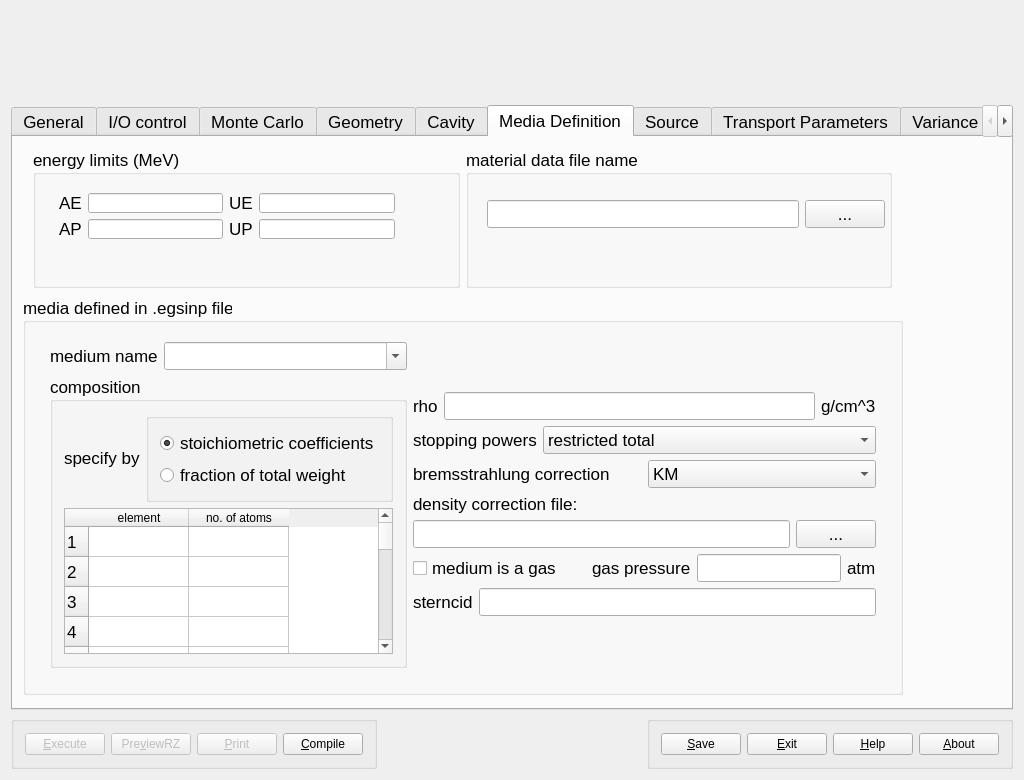
nrc-cnrc/EGSnrc, file HEN_HOUSE/gui/egs_inprz/ui/inputRZ.ui: the form before one commit.
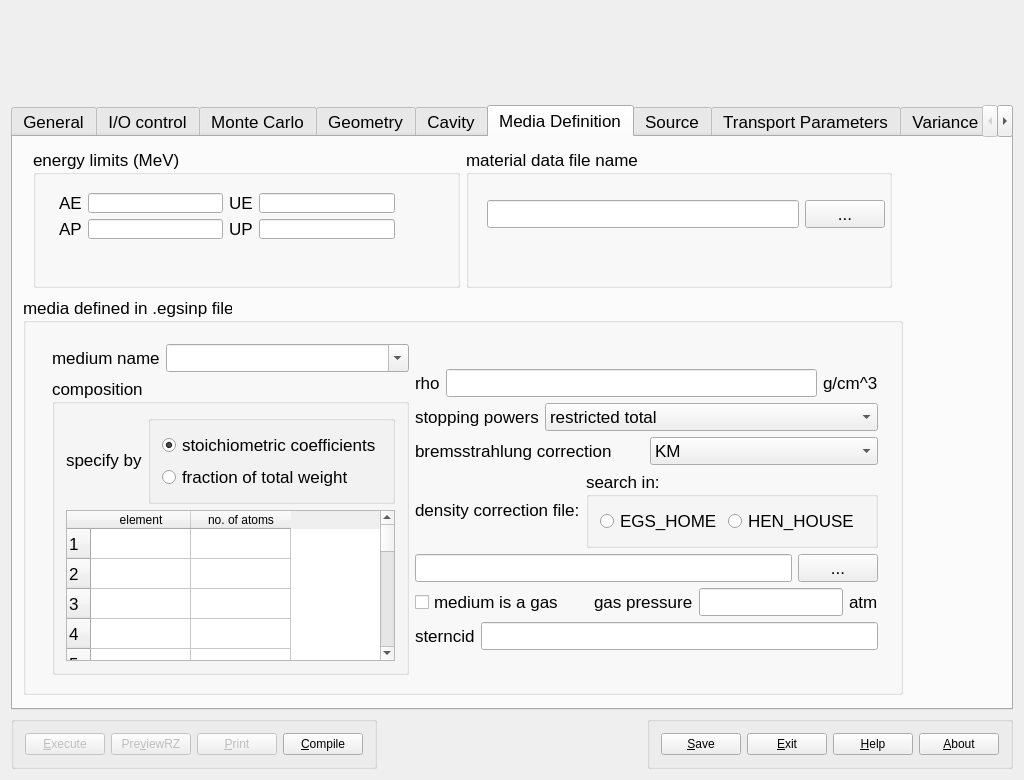
The form after the commit. The open tabs and pages were chosen to show the change.

The edit to the form file:
```diff
--- a/HEN_HOUSE/gui/egs_inprz/ui/inputRZ.ui
+++ b/HEN_HOUSE/gui/egs_inprz/ui/inputRZ.ui
@@ -5671,13 +5671,13 @@
        <widget class="QWidget" name="layoutWidget11">
         <property name="geometry">
          <rect>
-          <x>16</x>
-          <y>34</y>
+          <x>18</x>
+          <y>36</y>
           <width>848</width>
-          <height>348</height>
+          <height>353</height>
          </rect>
         </property>
-        <layout class="QHBoxLayout" name="horizontalLayout_19">
+        <layout class="QHBoxLayout" name="horizontalLayout_28">
          <item>
           <layout class="QVBoxLayout" name="verticalLayout_9">
            <item>
@@ -6054,7 +6054,7 @@
           </layout>
          </item>
          <item>
-          <layout class="QVBoxLayout" name="verticalLayout_10">
+          <layout class="QVBoxLayout" name="verticalLayout_37">
            <item>
             <spacer name="verticalSpacer_6">
              <property name="orientation">
@@ -6063,7 +6063,7 @@
              <property name="sizeHint" stdset="0">
               <size>
                <width>448</width>
-               <height>32</height>
+               <height>18</height>
               </size>
              </property>
             </spacer>
@@ -6196,16 +6196,66 @@
             </layout>
            </item>
            <item>
-            <layout class="QVBoxLayout">
+            <layout class="QVBoxLayout" name="verticalLayout_35">
              <item>
-              <widget class="QLabel" name="DFLabel">
-               <property name="text">
-                <string>density correction file:</string>
-               </property>
-               <property name="wordWrap">
-                <bool>false</bool>
-               </property>
-              </widget>
+              <layout class="QHBoxLayout" name="horizontalLayout_24">
+               <item>
+                <widget class="QLabel" name="DFLabel">
+                 <property name="text">
+                  <string>density correction file:</string>
+                 </property>
+                 <property name="wordWrap">
+                  <bool>false</bool>
+                 </property>
+                </widget>
+               </item>
+               <item>
+                <widget class="QGroupBox" name="df_searchButtonGroup">
+                 <property name="title">
+                  <string>search in:</string>
+                 </property>
+                 <layout class="QVBoxLayout" name="verticalLayout_10">
+                  <item>
+                   <layout class="QHBoxLayout" name="horizontalLayout_19">
+                    <item>
+                     <widget class="QRadioButton" name="df_egs_homeRadioButton">
+                      <property name="text">
+                       <string>EGS_HOME</string>
+                      </property>
+                      <attribute name="buttonGroup">
+                       <string notr="true">buttonGroup</string>
+                      </attribute>
+                     </widget>
+                    </item>
+                    <item>
+                     <widget class="QRadioButton" name="df_hen_houseRadioButton">
+                      <property name="text">
+                       <string>HEN_HOUSE</string>
+                      </property>
+                      <attribute name="buttonGroup">
+                       <string notr="true">buttonGroup</string>
+                      </attribute>
+                     </widget>
+                    </item>
+                    <item>
+                     <spacer name="horizontalSpacer_6">
+                      <property name="orientation">
+                       <enum>Qt::Horizontal</enum>
+                      </property>
+                      <property name="sizeHint" stdset="0">
+                       <size>
+                        <width>40</width>
+                        <height>20</height>
+                       </size>
+                      </property>
+                     </spacer>
+                    </item>
+                   </layout>
+                  </item>
+                 </layout>
+                </widget>
+               </item>
+              </layout>
              </item>
              <item>
               <layout class="QHBoxLayout">
@@ -6313,7 +6363,7 @@
              <property name="sizeHint" stdset="0">
               <size>
                <width>448</width>
-               <height>52</height>
+               <height>18</height>
               </size>
              </property>
             </spacer>
```
Left out of the diff: 437 changed lines with no effect on the pictures.
